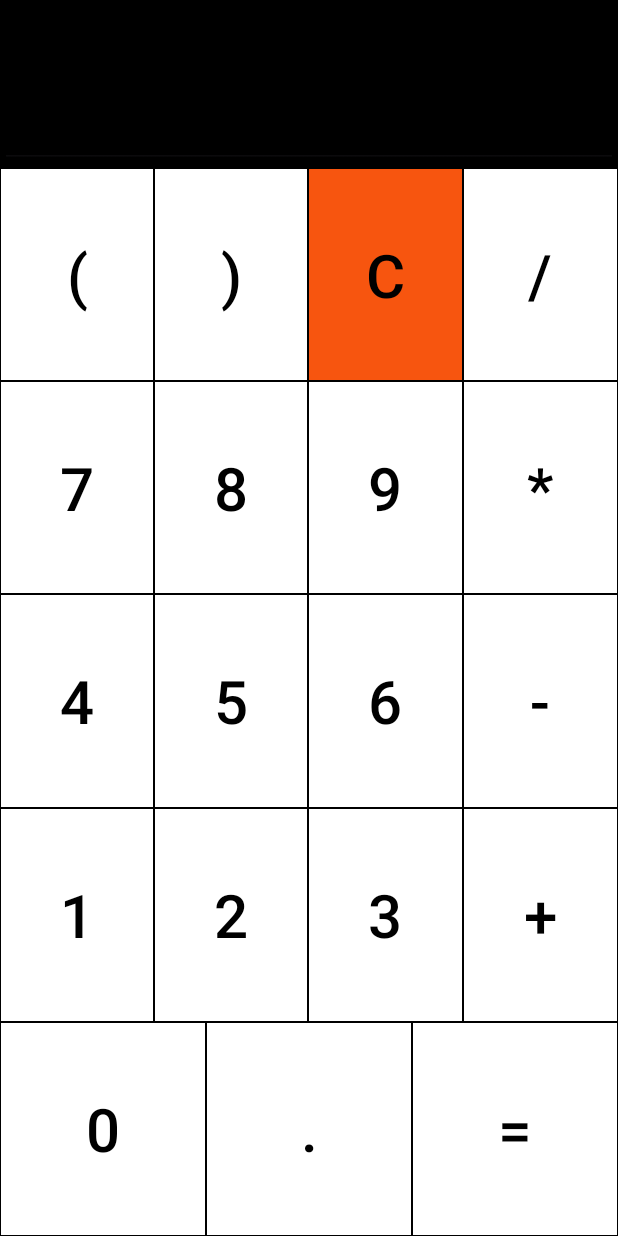
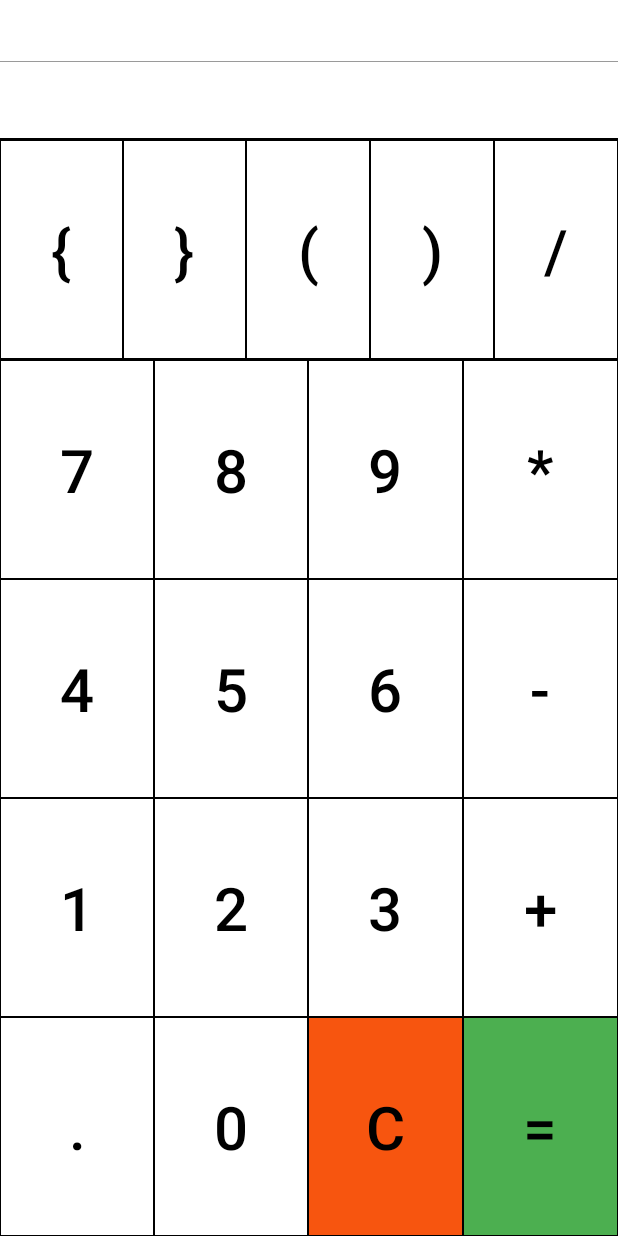
Before and after one commit to Elizabeth-lapa/Oshibki_novichka, an Android app: the screen it shows after launch (MainActivity), on a phone screen of 412 x 824 dp. Run offline under Robolectric (Android 15) with nearby library versions, the phone set to English and light mode, and no system bars; our stand-ins replace data binding.

Commit message:
v1.1
Color changes.
Add "{" and "}".

```diff
--- a/AndroidCalculator/app/src/main/res/layout/activity_main.xml
+++ b/AndroidCalculator/app/src/main/res/layout/activity_main.xml
@@ -2,13 +2,14 @@
 <layout xmlns:tools="http://schemas.android.com/tools"
     xmlns:android="http://schemas.android.com/apk/res/android"
     xmlns:app="http://schemas.android.com/apk/res-auto">
+
     <LinearLayout
         android:id="@+id/activity_main"
         android:layout_width="match_parent"
         android:layout_height="match_parent"
-        tools:context="com.sample.foo.samplecalculator.MainActivity"
+        android:background="#9A9A9A"
         android:orientation="vertical"
-        android:background="@color/black">
+        tools:context="com.sample.foo.samplecalculator.MainActivity">
 
         <!-- Белый цвет текста -->
         <!-- Текст в 1 строку -->
@@ -18,6 +19,7 @@
             android:id="@+id/infoTextView"
             android:layout_width="match_parent"
             android:layout_height="wrap_content"
+            android:background="@color/white"
             android:ellipsize="start"
             android:singleLine="true"
             android:textColor="@color/white"
@@ -28,10 +30,13 @@
             android:layout_width="match_parent"
             android:layout_height="wrap_content"
             android:layout_below="@id/infoTextView"
+            android:layout_marginTop="0.7dp"
+            android:background="@color/white"
             android:enabled="false"
             android:gravity="bottom"
             android:lines="2"
             android:maxLines="2"
+            android:textColor="@color/white"
             android:textSize="20sp" />
 
 
@@ -39,43 +44,50 @@
             android:layout_width="match_parent"
             android:layout_height="0dp"
             android:layout_weight="1"
+            android:background="@color/black"
             android:orientation="vertical">
 
             <LinearLayout
-                android:orientation="horizontal"
+                android:layout_width="match_parent"
+                android:layout_height="0dp"
+                android:layout_marginTop="1dp"
+                android:layout_marginBottom="0.3dp"
                 android:layout_weight="1"
-                android:layout_width="match_parent"
-                android:layout_height="0dp">
+                android:orientation="horizontal">
+
+                <androidx.appcompat.widget.AppCompatButton
+                    android:id="@+id/buttonVectorOpen"
+                    style="@style/Operations"
+                    android:text="{" />
+
+                <androidx.appcompat.widget.AppCompatButton
+                    android:id="@+id/buttonVectorClose"
+                    style="@style/Operations"
+                    android:text="}" />
 
                 <androidx.appcompat.widget.AppCompatButton
                     android:id="@+id/buttonOpenBracket"
                     style="@style/Operations"
-                    android:text="("/>
+                    android:text="(" />
 
                 <androidx.appcompat.widget.AppCompatButton
                     android:id="@+id/buttonCloseBracket"
                     style="@style/Operations"
-                    android:text=")"/>
-
-                <androidx.appcompat.widget.AppCompatButton
-                    android:id="@+id/buttonClear"
-                    style="@style/Operations"
-                    android:background="@color/red"
-                    android:text="C" />
+                    android:text=")" />
 
                 <androidx.appcompat.widget.AppCompatButton
                     android:id="@+id/buttonDivide"
                     style="@style/Operations"
-                    android:text="/"/>
+                    android:text="/" />
 
             </LinearLayout>
 
-<!--            second row-->
+            <!--            second row-->
             <LinearLayout
-                android:orientation="horizontal"
+                android:layout_width="match_parent"
+                android:layout_height="0dp"
                 android:layout_weight="1"
-                android:layout_width="match_parent"
-                android:layout_height="0dp">
+                android:orientation="horizontal">
 
                 <androidx.appcompat.widget.AppCompatButton
                     android:id="@+id/buttonSeven"
@@ -99,12 +111,13 @@
 
 
             </LinearLayout>
-<!--            third row-->
+            <!--            third row-->
             <LinearLayout
-                android:orientation="horizontal"
+                android:layout_width="match_parent"
+                android:layout_height="0dp"
                 android:layout_weight="1"
-                android:layout_width="match_parent"
-                android:layout_height="0dp">
+                android:orientation="horizontal">
+
 
                 <androidx.appcompat.widget.AppCompatButton
                     android:id="@+id/buttonFour"
@@ -114,68 +127,75 @@
                 <androidx.appcompat.widget.AppCompatButton
                     android:id="@+id/buttonFive"
                     style="@style/Operations"
-                    android:text="5"/>
+                    android:text="5" />
 
                 <androidx.appcompat.widget.AppCompatButton
                     android:id="@+id/buttonSix"
                     style="@style/Operations"
-                    android:text="6"/>
+                    android:text="6" />
 
                 <androidx.appcompat.widget.AppCompatButton
                     android:id="@+id/buttonSubtract"
                     style="@style/Operations"
-                    android:text="-"/>
+                    android:text="-" />
 
             </LinearLayout>
-<!--            fourth row-->
+            <!--            fourth row-->
             <LinearLayout
-                android:orientation="horizontal"
+                android:layout_width="match_parent"
+                android:layout_height="0dp"
                 android:layout_weight="1"
-                android:layout_width="match_parent"
-                android:layout_height="0dp">
+                android:orientation="horizontal">
 
                 <androidx.appcompat.widget.AppCompatButton
                     android:id="@+id/buttonOne"
                     style="@style/Operations"
-                    android:text="1"/>
+                    android:text="1" />
 
                 <androidx.appcompat.widget.AppCompatButton
                     android:id="@+id/buttonTwo"
                     style="@style/Operations"
-                    android:text="2"/>
+                    android:text="2" />
 
                 <androidx.appcompat.widget.AppCompatButton
                     android:id="@+id/buttonThree"
-                    android:text="3"
-                    style="@style/Operations" />
+                    style="@style/Operations"
+                    android:text="3" />
 
                 <androidx.appcompat.widget.AppCompatButton
                     android:id="@+id/buttonAdd"
                     style="@style/Operations"
-                    android:text="+"/>
+                    android:text="+" />
 
             </LinearLayout>
-<!--            fifth row-->
+            <!--            fifth row-->
             <LinearLayout
-                android:orientation="horizontal"
+                android:layout_width="match_parent"
+                android:layout_height="0dp"
                 android:layout_weight="1"
-                android:layout_width="match_parent"
-                android:layout_height="0dp">
+                android:orientation="horizontal">
+
+                <androidx.appcompat.widget.AppCompatButton
+                    android:id="@+id/buttonDot"
+                    style="@style/Operations"
+                    android:text="." />
 
                 <androidx.appcompat.widget.AppCompatButton
                     android:id="@+id/buttonZero"
                     style="@style/Operations"
-                    android:text="0"/>
+                    android:text="0" />
 
                 <androidx.appcompat.widget.AppCompatButton
-                    android:id="@+id/buttonDot"
+                    android:id="@+id/buttonClear"
                     style="@style/Operations"
-                    android:text="."/>
+                    android:background="@color/red"
+                    android:text="C" />
 
                 <androidx.appcompat.widget.AppCompatButton
                     android:id="@+id/buttonEqual"
                     style="@style/Operations"
-                    android:text="="/>
+                    android:background="#4CAF50"
+                    android:text="=" />
 
 
             </LinearLayout>
```
